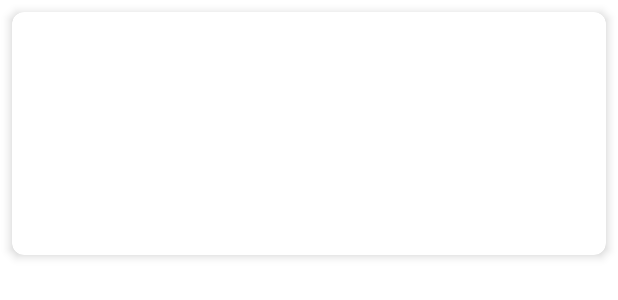
After one commit to Nipplexxx/Hotel_app_mobile, an Android app: the layout item_room_card.xml on its own in the app's theme, with its tools: preview values and no code run, on a phone screen of 412 x 824 dp. The commit adds this screen. Shown: the top 300 px of the screen. Run offline under Robolectric (Android 15) with nearby library versions, the phone set to English and light mode, and no system bars.

Commit message:
Доработан дизайн и исправлены ошибки

```diff
--- /dev/null
+++ b/app/src/main/res/layout/item_room_card.xml
@@ -0,0 +1,53 @@
+<?xml version="1.0" encoding="utf-8"?>
+<androidx.cardview.widget.CardView xmlns:android="http://schemas.android.com/apk/res/android"
+    android:layout_width="match_parent"
+    android:layout_height="wrap_content"
+    xmlns:app="http://schemas.android.com/apk/res-auto"
+    android:layout_margin="8dp"
+    app:cardElevation="4dp"
+    app:cardCornerRadius="8dp">
+
+    <LinearLayout
+        android:layout_width="match_parent"
+        android:layout_height="wrap_content"
+        android:orientation="vertical"
+        android:padding="16dp">
+
+        <TextView
+            android:id="@+id/textRoomType"
+            android:layout_width="wrap_content"
+            android:layout_height="wrap_content"
+            android:textStyle="bold"
+            android:textSize="18sp"
+            android:textColor="@android:color/black" />
+
+        <TextView
+            android:id="@+id/textPrice"
+            android:layout_width="wrap_content"
+            android:layout_height="wrap_content"
+            android:textSize="16sp"
+            android:layout_marginTop="4dp" />
+
+        <TextView
+            android:id="@+id/textBeds"
+            android:layout_width="wrap_content"
+            android:layout_height="wrap_content"
+            android:textSize="16sp"
+            android:layout_marginTop="4dp" />
+
+        <TextView
+            android:id="@+id/textAvailability"
+            android:layout_width="wrap_content"
+            android:layout_height="wrap_content"
+            android:textSize="16sp"
+            android:layout_marginTop="4dp" />
+
+        <TextView
+            android:id="@+id/textDescription"
+            android:layout_width="match_parent"
+            android:layout_height="wrap_content"
+            android:textSize="14sp"
+            android:layout_marginTop="8dp"
+            android:textColor="@android:color/darker_gray" />
+    </LinearLayout>
+</androidx.cardview.widget.CardView>
```
Also changed, not shown: app/src/main/java/com/example/hotel_app/ui/viewing_rooms/RoomAdapter.kt (added, +45 -0 lines), app/src/main/java/com/example/hotel_app/ui/viewing_rooms/ViewingRoomsFragment.kt (+18 -18 lines), app/src/main/java/com/example/hotel_app/ui/viewing_rooms/ViewingRoomsViewModel.kt (deleted, +0 -13 lines), app/src/main/res/layout/fragment_viewing_rooms.xml (+9 -21 lines).
